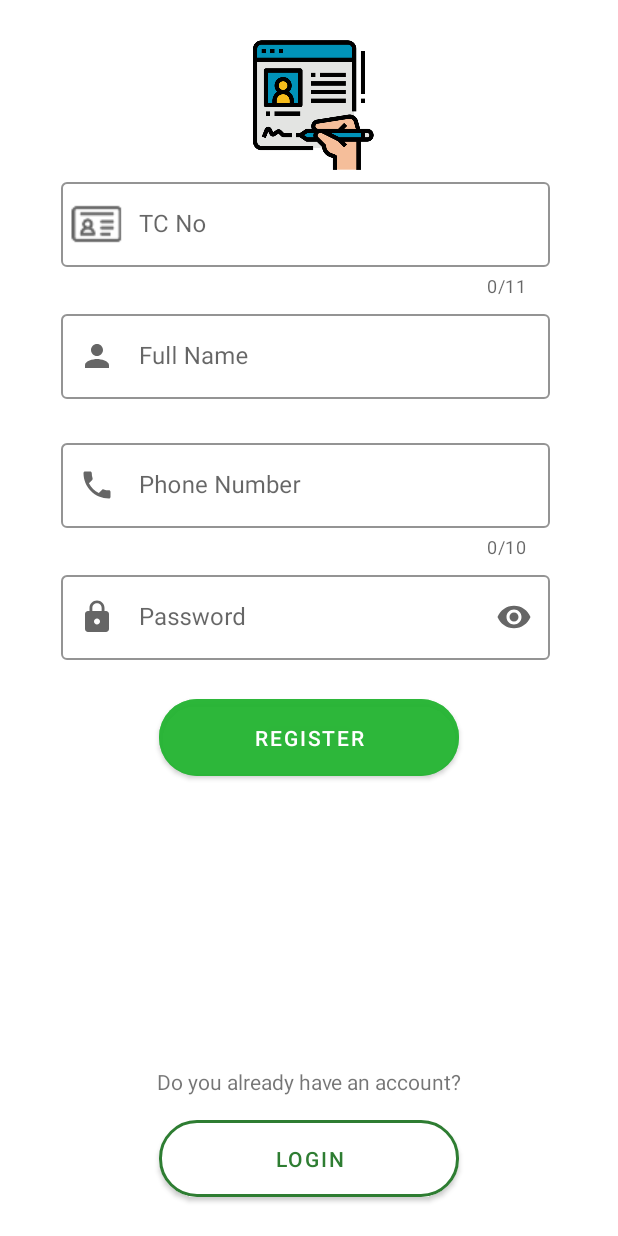
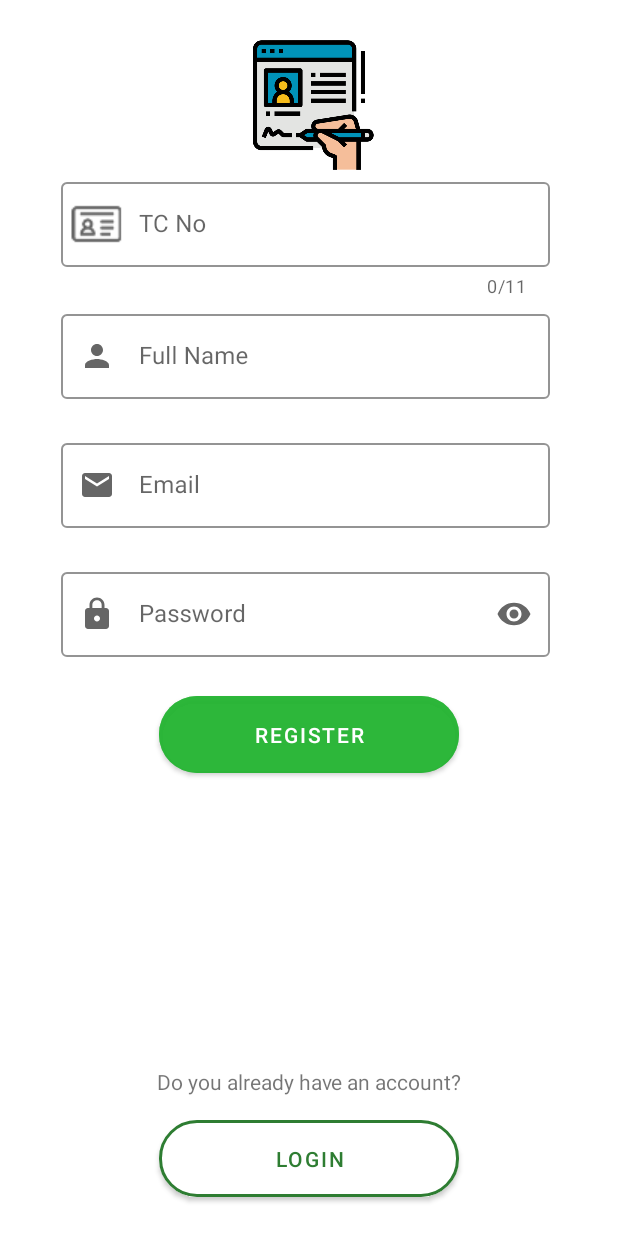
Before and after one commit to tolganacar/android-voting-system-mvvm, an Android app: the RegisterPageFragment screen opened through its navigation route, on a phone screen of 412 x 824 dp. Run offline under Robolectric (Android 15) with nearby library versions, the phone set to English and light mode, and no system bars; our stand-ins replace Firebase (no records; nobody signed in at launch, a user with empty details on screens opened directly), data binding.

Commit message:
Login/Register screens with Firebase

```diff
--- /dev/null
+++ b/AndroidVotingSystem/app/src/main/java/com/tolganacar/androidvotingsystem/data/remote/model/DataStoreResponse.kt
@@ -0,0 +1,5 @@
+package com.tolganacar.androidvotingsystem.data.remote.model
+
+data class DataStoreResponse(
+    val success: Boolean = false
+)
--- a/AndroidVotingSystem/app/src/main/java/com/tolganacar/androidvotingsystem/view/mainpage/MainPageFragment.kt
+++ b/AndroidVotingSystem/app/src/main/java/com/tolganacar/androidvotingsystem/view/mainpage/MainPageFragment.kt
@@ -6,17 +6,35 @@ import android.view.LayoutInflater
 import android.view.View
 import android.view.ViewGroup
 import androidx.navigation.fragment.findNavController
+import com.google.firebase.auth.FirebaseAuth
+import com.google.firebase.auth.ktx.auth
+import com.google.firebase.ktx.Firebase
 import com.tolganacar.androidvotingsystem.R
 import com.tolganacar.androidvotingsystem.view.loginpage.LoginPageFragment
 import kotlinx.android.synthetic.main.fragment_main_page.*
 
 class MainPageFragment : Fragment() {
 
+    //private lateinit var auth: FirebaseAuth
+
     override fun onCreateView(
         inflater: LayoutInflater, container: ViewGroup?,
         savedInstanceState: Bundle?
     ): View? {
         return inflater.inflate(R.layout.fragment_main_page, container, false)
+    }
+
+    override fun onCreate(savedInstanceState: Bundle?) {
+        super.onCreate(savedInstanceState)
+
+        //auth = Firebase.auth
+
+        //val currentUser = auth.currentUser
+
+        /*if(currentUser != null){
+            val action = MainPageFragmentDirections.actionMainPageFragmentToVoteFragment()
+            findNavController().navigate(action)
+        }*/
     }
 
     override fun onViewCreated(view: View, savedInstanceState: Bundle?) {
--- a/AndroidVotingSystem/app/src/main/java/com/tolganacar/androidvotingsystem/view/registerpage/RegisterPageFragment.kt
+++ b/AndroidVotingSystem/app/src/main/java/com/tolganacar/androidvotingsystem/view/registerpage/RegisterPageFragment.kt
@@ -5,18 +5,30 @@ import androidx.fragment.app.Fragment
 import android.view.LayoutInflater
 import android.view.View
 import android.view.ViewGroup
+import android.widget.Toast
 import androidx.navigation.fragment.findNavController
+import com.google.firebase.auth.FirebaseAuth
+import com.google.firebase.auth.ktx.auth
+import com.google.firebase.ktx.Firebase
 import com.tolganacar.androidvotingsystem.R
-import com.tolganacar.androidvotingsystem.view.mainpage.MainPageFragmentDirections
 import kotlinx.android.synthetic.main.fragment_register_page.*
 
 class RegisterPageFragment : Fragment() {
+
+    private lateinit var auth: FirebaseAuth
 
     override fun onCreateView(
         inflater: LayoutInflater, container: ViewGroup?,
         savedInstanceState: Bundle?
     ): View? {
         return inflater.inflate(R.layout.fragment_register_page, container, false)
+    }
+
+    override fun onCreate(savedInstanceState: Bundle?) {
+        super.onCreate(savedInstanceState)
+
+        auth = Firebase.auth
+
     }
 
     override fun onViewCreated(view: View, savedInstanceState: Bundle?) {
@@ -26,8 +38,24 @@ class RegisterPageFragment : Fragment() {
     }
 
     private fun registerLoginButtonOnClickListener() {
+
+
         buttonRegisterRegisterPage.setOnClickListener {
-
+            val email = editTextEmail.text.toString()
+            val password = editTextPassword.text.toString()
+            val tcNo = editTextTcNo.text.toString()
+            val fullName = editTextFullName.text.toString()
+            if (email.equals("") || password.equals("") || tcNo.equals("") || fullName.equals("")) {
+                Toast.makeText(this@RegisterPageFragment.requireActivity(), "Please enter your information completely.", Toast.LENGTH_LONG).show()
+            } else {
+                auth.createUserWithEmailAndPassword(email, password).addOnSuccessListener {
+                    //success
+                    val action = RegisterPageFragmentDirections.actionRegisterPageFragmentToLoginPageFragment()
+                    findNavController().navigate(action)
+                }.addOnFailureListener {
+                    Toast.makeText(this@RegisterPageFragment.requireActivity(), it.localizedMessage, Toast.LENGTH_LONG).show()
+                }
+            }
         }
 
         buttonLoginRegisterPage.setOnClickListener {
@@ -35,5 +63,4 @@ class RegisterPageFragment : Fragment() {
             findNavController().navigate(action)
         }
     }
-
 }
--- /dev/null
+++ b/AndroidVotingSystem/app/src/main/res/drawable/ic_baseline_email.xml
@@ -0,0 +1,5 @@
+<vector android:height="24dp" android:tint="#000000"
+    android:viewportHeight="24" android:viewportWidth="24"
+    android:width="24dp" xmlns:android="http://schemas.android.com/apk/res/android">
+    <path android:fillColor="@android:color/white" android:pathData="M20,4L4,4c-1.1,0 -1.99,0.9 -1.99,2L2,18c0,1.1 0.9,2 2,2h16c1.1,0 2,-0.9 2,-2L22,6c0,-1.1 -0.9,-2 -2,-2zM20,8l-8,5 -8,-5L4,6l8,5 8,-5v2z"/>
+</vector>
--- a/AndroidVotingSystem/app/src/main/res/layout/fragment_register_page.xml
+++ b/AndroidVotingSystem/app/src/main/res/layout/fragment_register_page.xml
@@ -55,7 +55,7 @@
             app:startIconDrawable="@drawable/ic_baseline_person">
 
             <com.google.android.material.textfield.TextInputEditText
-                android:id="@+id/editTextNameSurname"
+                android:id="@+id/editTextFullName"
                 android:layout_width="match_parent"
                 android:layout_height="wrap_content"
                 android:inputType="text" />
@@ -67,7 +67,7 @@
             android:layout_width="326dp"
             android:layout_height="wrap_content"
             android:layout_marginStart="32dp"
-            android:layout_marginTop="5dp"
+            android:layout_marginTop="24dp"
             android:layout_marginEnd="32dp"
             android:hint="@string/password"
             app:boxStrokeColor="@color/purple_700"
@@ -76,7 +76,7 @@
             app:layout_constraintEnd_toEndOf="parent"
             app:layout_constraintHorizontal_bias="0.4"
             app:layout_constraintStart_toStartOf="parent"
-            app:layout_constraintTop_toBottomOf="@+id/textInputPhoneNo"
+            app:layout_constraintTop_toBottomOf="@+id/textInputEmail"
             app:startIconDrawable="@drawable/ic_baseline_lock">
 
             <com.google.android.material.textfield.TextInputEditText
@@ -87,32 +87,27 @@
         </com.google.android.material.textfield.TextInputLayout>
 
         <com.google.android.material.textfield.TextInputLayout
-            android:id="@+id/textInputPhoneNo"
+            android:id="@+id/textInputEmail"
             style="@style/Widget.MaterialComponents.TextInputLayout.OutlinedBox"
             android:layout_width="326dp"
             android:layout_height="wrap_content"
             android:layout_marginStart="32dp"
             android:layout_marginTop="24dp"
             android:layout_marginEnd="32dp"
-            android:hint="@string/phone_number"
+            android:hint="@string/email"
             app:boxStrokeColor="@color/purple_700"
-            app:counterEnabled="true"
-            app:counterMaxLength="10"
             app:endIconMode="clear_text"
             app:hintTextColor="@color/purple_700"
             app:layout_constraintEnd_toEndOf="parent"
             app:layout_constraintHorizontal_bias="0.4"
             app:layout_constraintStart_toStartOf="parent"
             app:layout_constraintTop_toBottomOf="@+id/textInputNameSurname"
-            app:prefixText="+90"
-            app:startIconDrawable="@drawable/ic_baseline_phone">
+            app:startIconDrawable="@drawable/ic_baseline_email">
 
             <com.google.android.material.textfield.TextInputEditText
-                android:id="@+id/editTextPhoneNo"
+                android:id="@+id/editTextEmail"
                 android:layout_width="match_parent"
-                android:layout_height="wrap_content"
-                android:inputType="number"
-                android:maxLength="10" />
+                android:layout_height="wrap_content" />
         </com.google.android.material.textfield.TextInputLayout>
 
         <com.google.android.material.button.MaterialButton
--- /dev/null
+++ b/AndroidVotingSystem/app/src/main/res/menu/options_menu.xml
@@ -0,0 +1,4 @@
+<?xml version="1.0" encoding="utf-8"?>
+<menu xmlns:android="http://schemas.android.com/apk/res/android">
+<item android:id="@+id/logout" android:title="Logout"></item>
+</menu>
--- a/AndroidVotingSystem/app/src/main/res/navigation/nav_graph.xml
+++ b/AndroidVotingSystem/app/src/main/res/navigation/nav_graph.xml
@@ -19,6 +19,9 @@
             app:destination="@id/registerPageFragment"
             app:enterAnim="@anim/anim_slide_in_left"
             app:exitAnim="@anim/anim_slide_out_left"/>
+        <action
+            android:id="@+id/action_mainPageFragment_to_voteFragment"
+            app:destination="@id/voteFragment" />
     </fragment>
     <fragment
         android:id="@+id/loginPageFragment"
@@ -50,5 +53,9 @@
         android:id="@+id/voteFragment"
         android:name="com.tolganacar.androidvotingsystem.view.verifypage.VoteFragment"
         android:label="fragment_vote"
-        tools:layout="@layout/fragment_vote" />
+        tools:layout="@layout/fragment_vote" >
+        <action
+            android:id="@+id/action_voteFragment_to_mainPageFragment"
+            app:destination="@id/mainPageFragment" />
+    </fragment>
 </navigation>
--- a/AndroidVotingSystem/app/src/main/res/values/strings.xml
+++ b/AndroidVotingSystem/app/src/main/res/values/strings.xml
@@ -12,4 +12,5 @@
     <string name="are_you_a_new_user">Are you a new user?</string>
     <string name="click_here_to_vote_now">Click here to vote now</string>
     <string name="vote_for_democracy">Vote for Democracy</string>
+    <string name="email">Email</string>
 </resources>
```
Also changed, not shown: AndroidVotingSystem/app/src/main/java/com/tolganacar/androidvotingsystem/app/MainApplication.kt (added, +8 -0 lines), AndroidVotingSystem/app/src/main/java/com/tolganacar/androidvotingsystem/base/BaseUseCase.kt (added, +7 -0 lines), AndroidVotingSystem/app/src/main/java/com/tolganacar/androidvotingsystem/data/remote/api/RemoteDataStore.kt (added, +10 -0 lines), AndroidVotingSystem/app/src/main/java/com/tolganacar/androidvotingsystem/data/remote/datasource/FirebaseDataStore.kt (added, +63 -0 lines), AndroidVotingSystem/app/src/main/java/com/tolganacar/androidvotingsystem/data/remote/model/AuthResponse.kt (added, +8 -0 lines), AndroidVotingSystem/app/src/main/java/com/tolganacar/androidvotingsystem/domain/login/LoginUseCase.kt (added, +21 -0 lines), AndroidVotingSystem/app/src/main/java/com/tolganacar/androidvotingsystem/domain/register/RegisterUseCase.kt (added, +23 -0 lines), AndroidVotingSystem/app/src/main/java/com/tolganacar/androidvotingsystem/repository/AuthRepository.kt (added, +39 -0 lines), AndroidVotingSystem/app/src/main/java/com/tolganacar/androidvotingsystem/util/Failure.kt (added, +16 -0 lines), AndroidVotingSystem/app/src/main/java/com/tolganacar/androidvotingsystem/view/loginpage/LoginPageFragment.kt (+30 -6 lines), AndroidVotingSystem/app/src/main/java/com/tolganacar/androidvotingsystem/view/verifypage/VoteFragment.kt (+39 -3 lines), AndroidVotingSystem/app/src/main/res/layout/fragment_login_page.xml (+9 -12 lines).
